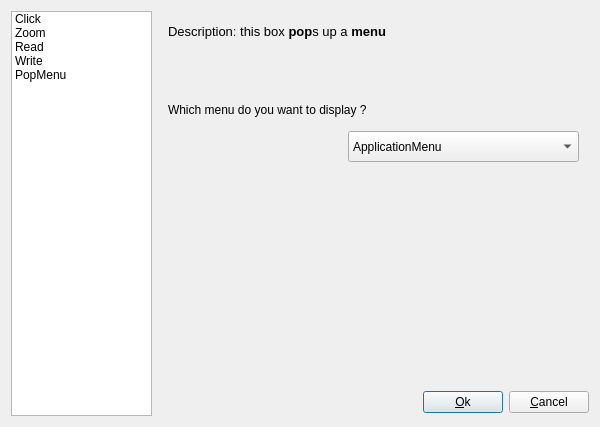
First picture: the form in builder/BoxEditor.ui, repository canercandan/iot-project, before the edit.
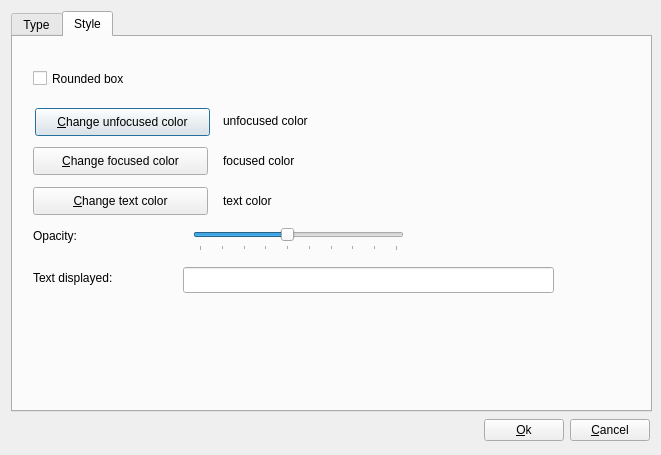
Second picture: the form after the edit. The open tabs and pages were chosen to show the change.

What changed in the file:
```diff
--- a/builder/BoxEditor.ui
+++ b/builder/BoxEditor.ui
@@ -6,21 +6,33 @@
    <rect>
     <x>0</x>
     <y>0</y>
-    <width>598</width>
-    <height>425</height>
+    <width>661</width>
+    <height>455</height>
    </rect>
   </property>
+  <property name="minimumSize">
+   <size>
+    <width>661</width>
+    <height>455</height>
+   </size>
+  </property>
+  <property name="maximumSize">
+   <size>
+    <width>661</width>
+    <height>455</height>
+   </size>
+  </property>
   <property name="windowTitle">
    <string>BoxEditor</string>
   </property>
   <layout class="QGridLayout" name="gridLayout_2">
    <item row="0" column="0">
     <layout class="QGridLayout" name="gridLayout">
-     <item row="0" column="0" rowspan="2">
-      <widget class="QListWidget" name="listWidget">
+     <item row="0" column="0" colspan="3">
+      <widget class="QTabWidget" name="tabWidget">
        <property name="minimumSize">
         <size>
-         <width>141</width>
+         <width>641</width>
          <height>401</height>
         </size>
        </property>
@@ -30,39 +42,23 @@
          <height>16777215</height>
         </size>
        </property>
-       <item>
-        <property name="text">
-         <string>Click</string>
-        </property>
-       </item>
-       <item>
-        <property name="text">
-         <string>Zoom</string>
-        </property>
-       </item>
-       <item>
-        <property name="text">
-         <string>Read</string>
-        </property>
-       </item>
-       <item>
-        <property name="text">
-         <string>Write</string>
-        </property>
-       </item>
-       <item>
-        <property name="text">
-         <string>PopMenu</string>
-        </property>
-       </item>
-      </widget>
-     </item>
-     <item row="0" column="1" colspan="3">
+       <widget class="QWidget" name="typeTab">
+        <attribute name="title">
+         <string>Type</string>
+        </attribute>
       <widget class="QStackedWidget" name="stackedWidget">
+         <property name="geometry">
+          <rect>
+           <x>150</x>
+           <y>20</y>
+           <width>482</width>
+           <height>300</height>
+          </rect>
+         </property>
        <property name="minimumSize">
         <size>
          <width>431</width>
-         <height>371</height>
+           <height>300</height>
         </size>
        </property>
        <property name="currentIndex">
@@ -313,7 +309,7 @@
          </property>
          <item>
           <property name="text">
-           <string>ApplicationMenu</string>
+             <string>Application</string>
           </property>
          </item>
          <item>
@@ -344,28 +340,277 @@
         </widget>
        </widget>
       </widget>
-     </item>
-     <item row="1" column="1">
+        <widget class="QListWidget" name="listWidget">
+         <property name="geometry">
+          <rect>
+           <x>3</x>
+           <y>20</y>
+           <width>141</width>
+           <height>334</height>
+          </rect>
+         </property>
+         <property name="minimumSize">
+          <size>
+           <width>141</width>
+           <height>300</height>
+          </size>
+         </property>
+         <property name="maximumSize">
+          <size>
+           <width>141</width>
+           <height>16777215</height>
+          </size>
+         </property>
+         <item>
+          <property name="text">
+           <string>Click</string>
+          </property>
+         </item>
+         <item>
+          <property name="text">
+           <string>Zoom</string>
+          </property>
+         </item>
+         <item>
+          <property name="text">
+           <string>Read</string>
+          </property>
+         </item>
+         <item>
+          <property name="text">
+           <string>Write</string>
+          </property>
+         </item>
+         <item>
+          <property name="text">
+           <string>PopMenu</string>
+          </property>
+         </item>
+        </widget>
+       </widget>
+       <widget class="QWidget" name="styleTab">
+        <attribute name="title">
+         <string>Style</string>
+        </attribute>
+        <widget class="QLabel" name="focusedLabel">
+         <property name="geometry">
+          <rect>
+           <x>210</x>
+           <y>110</y>
+           <width>111</width>
+           <height>28</height>
+          </rect>
+         </property>
+         <property name="minimumSize">
+          <size>
+           <width>80</width>
+           <height>28</height>
+          </size>
+         </property>
+         <property name="text">
+          <string>focused color</string>
+         </property>
+        </widget>
+        <widget class="QLabel" name="unfocusedLabel">
+         <property name="geometry">
+          <rect>
+           <x>210</x>
+           <y>70</y>
+           <width>111</width>
+           <height>28</height>
+          </rect>
+         </property>
+         <property name="minimumSize">
+          <size>
+           <width>80</width>
+           <height>28</height>
+          </size>
+         </property>
+         <property name="text">
+          <string>unfocused color</string>
+         </property>
+        </widget>
+        <widget class="QPushButton" name="unfocusedButton">
+         <property name="geometry">
+          <rect>
+           <x>22</x>
+           <y>71</y>
+           <width>175</width>
+           <height>28</height>
+          </rect>
+         </property>
+         <property name="text">
+          <string>&amp;Change unfocused color</string>
+         </property>
+        </widget>
+        <widget class="QPushButton" name="focusedButton">
+         <property name="geometry">
+          <rect>
+           <x>20</x>
+           <y>110</y>
+           <width>175</width>
+           <height>28</height>
+          </rect>
+         </property>
+         <property name="text">
+          <string>&amp;Change focused color</string>
+         </property>
+        </widget>
+        <widget class="QCheckBox" name="roundedCheckBox">
+         <property name="geometry">
+          <rect>
+           <x>20</x>
+           <y>30</y>
+           <width>111</width>
+           <height>23</height>
+          </rect>
+         </property>
+         <property name="text">
+          <string>Rounded box</string>
+         </property>
+        </widget>
+        <widget class="QLineEdit" name="textLineEdit">
+         <property name="geometry">
+          <rect>
+           <x>170</x>
+           <y>230</y>
+           <width>371</width>
+           <height>26</height>
+          </rect>
+         </property>
+        </widget>
+        <widget class="QLabel" name="textLabel">
+         <property name="geometry">
+          <rect>
+           <x>20</x>
+           <y>230</y>
+           <width>141</width>
+           <height>21</height>
+          </rect>
+         </property>
+         <property name="text">
+          <string>Text displayed:</string>
+         </property>
+        </widget>
+        <widget class="QPushButton" name="textColorButton">
+         <property name="geometry">
+          <rect>
+           <x>20</x>
+           <y>150</y>
+           <width>175</width>
+           <height>28</height>
+          </rect>
+         </property>
+         <property name="text">
+          <string>&amp;Change text color</string>
+         </property>
+        </widget>
+        <widget class="QLabel" name="textColorLabel">
+         <property name="geometry">
+          <rect>
+           <x>210</x>
+           <y>150</y>
+           <width>111</width>
+           <height>28</height>
+          </rect>
+         </property>
+         <property name="minimumSize">
+          <size>
+           <width>80</width>
+           <height>28</height>
+          </size>
+         </property>
+         <property name="text">
+          <string>text color</string>
+         </property>
+        </widget>
+        <widget class="QLabel" name="label">
+         <property name="geometry">
+          <rect>
+           <x>20</x>
+           <y>190</y>
+           <width>151</width>
+           <height>18</height>
+          </rect>
+         </property>
+         <property name="text">
+          <string>Opacity:</string>
+         </property>
+        </widget>
+        <widget class="QLabel" name="colorOpacityLabel">
+         <property name="geometry">
+          <rect>
+           <x>340</x>
+           <y>179</y>
+           <width>51</width>
+           <height>41</height>
+          </rect>
+         </property>
+         <property name="text">
+          <string/>
+         </property>
+        </widget>
+        <widget class="QSlider" name="colorOpacitySlider">
+         <property name="geometry">
+          <rect>
+           <x>180</x>
+           <y>190</y>
+           <width>211</width>
+           <height>24</height>
+          </rect>
+         </property>
+         <property name="minimum">
+          <number>10</number>
+         </property>
+         <property name="maximum">
+          <number>100</number>
+         </property>
+         <property name="value">
+          <number>50</number>
+         </property>
+         <property name="sliderPosition">
+          <number>50</number>
+         </property>
+         <property name="tracking">
+          <bool>true</bool>
+         </property>
+         <property name="orientation">
+          <enum>Qt::Horizontal</enum>
+         </property>
+         <property name="invertedAppearance">
+          <bool>false</bool>
+         </property>
+         <property name="invertedControls">
+          <bool>false</bool>
+         </property>
+         <property name="tickPosition">
+          <enum>QSlider::TicksBelow</enum>
+         </property>
+        </widget>
+       </widget>
+      </widget>
+     </item>
+     <item row="1" column="0">
       <spacer name="horizontalSpacer">
        <property name="orientation">
         <enum>Qt::Horizontal</enum>
        </property>
        <property name="sizeHint" stdset="0">
         <size>
-         <width>248</width>
+         <width>438</width>
          <height>28</height>
         </size>
        </property>
       </spacer>
      </item>
-     <item row="1" column="2">
+     <item row="1" column="1">
       <widget class="QPushButton" name="okPushButton">
        <property name="text">
         <string>&amp;Ok</string>
        </property>
       </widget>
      </item>
-     <item row="1" column="3">
+     <item row="1" column="2">
       <widget class="QPushButton" name="cancelPushButton">
        <property name="text">
         <string>&amp;Cancel</string>
```
Left out of the diff: 17 changed lines with no effect on the pictures. Lines whose indentation alone changed are shown as unchanged.
